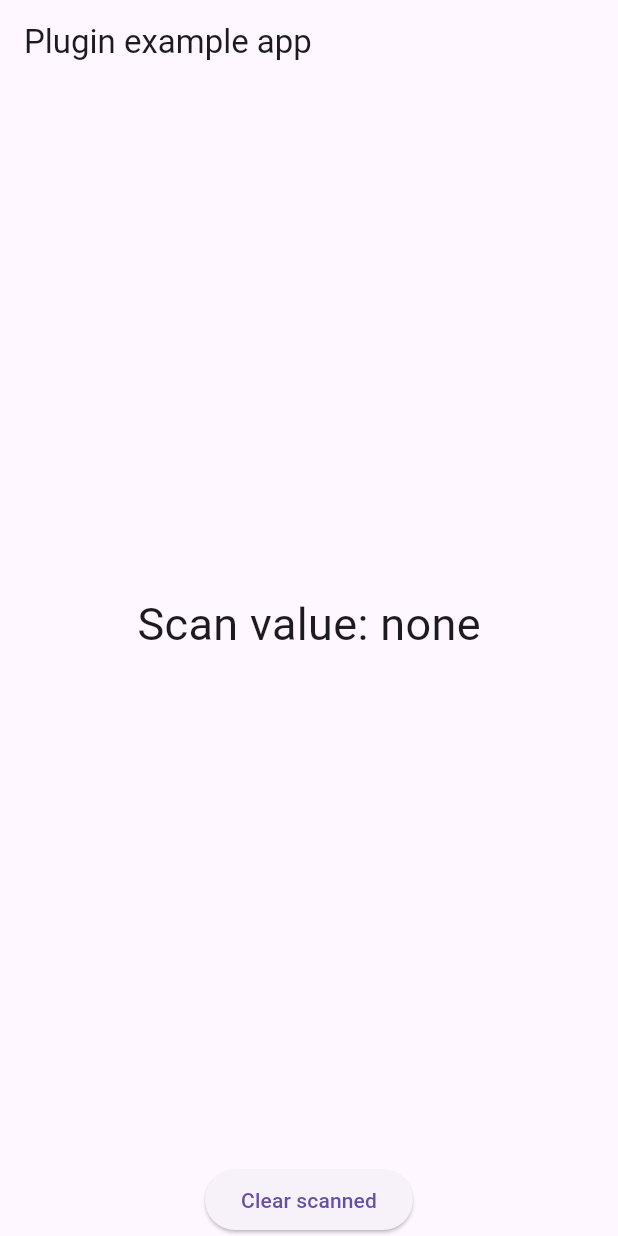
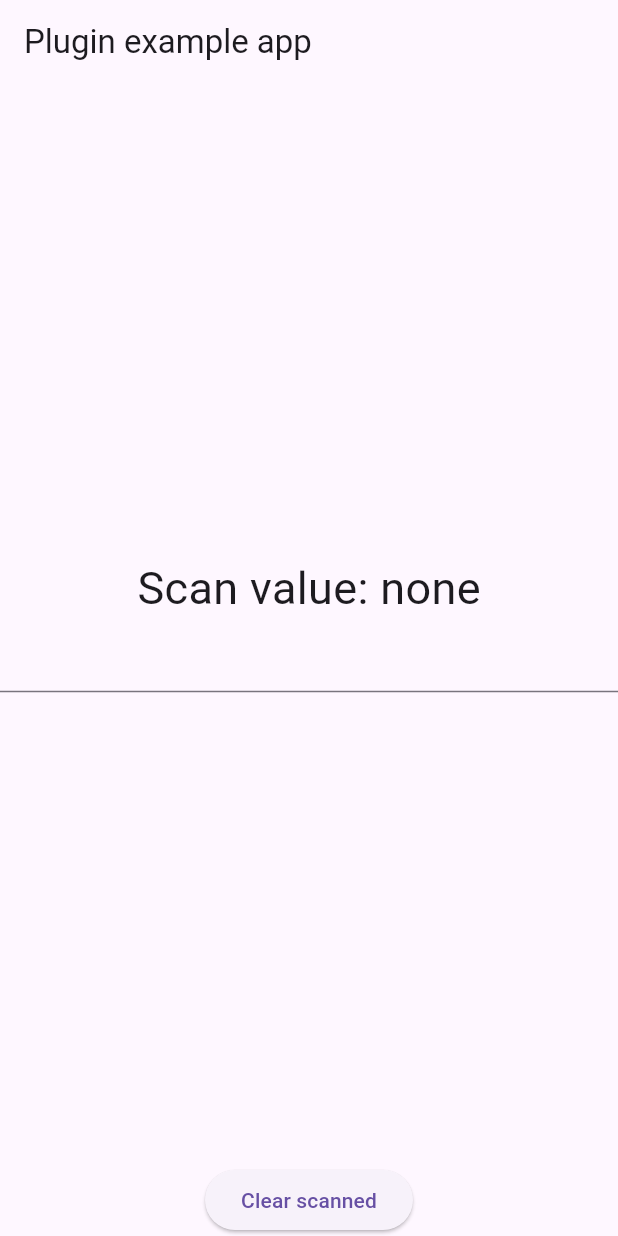
Before and after one commit to FrenkyDema/qrcode_barcode_scanner, a Flutter app: the screen it shows after launch, on a phone screen of 412 x 824 dp. Run offline on Flutter 3.47's test engine with Material 3 defaults, Android fonts, the phone set to English and light mode, and no system bars; our stand-ins replace plugin_platform_interface.

Commit message:
Fix focus
Handling focus lost when there is text field in widget tree

```diff
--- a/example/lib/main.dart
+++ b/example/lib/main.dart
@@ -42,9 +42,17 @@ class _MyAppState extends State<MyApp> {
           children: [
             Expanded(
               child: Center(
-                child: Text(
-                  "Scan value: ${_scanValue ?? 'none'}",
-                  style: const TextStyle(fontSize: 30),
+                child: Column(
+                  mainAxisSize: MainAxisSize.min,
+                  children: [
+                    Text(
+                      "Scan value: ${_scanValue ?? 'none'}",
+                      style: const TextStyle(fontSize: 30),
+                    ),
+                    TextFormField(
+                      keyboardType: TextInputType.text,
+                    ),
+                  ],
                 ),
               ),
             ),
--- a/example/pubspec.yaml
+++ b/example/pubspec.yaml
@@ -27,7 +27,7 @@ dependencies:
 
   # The following adds the Cupertino Icons font to your application.
   # Use with the CupertinoIcons class for iOS style icons.
-  cupertino_icons: ^1.0.6
+  cupertino_icons: ^1.0.8
 
 dev_dependencies:
   integration_test:
@@ -40,7 +40,7 @@ dev_dependencies:
   # activated in the `analysis_options.yaml` file located at the root of your
   # package. See that file for information about deactivating specific lint
   # rules and activating additional ones.
-  flutter_lints: ^3.0.0
+  flutter_lints: ^4.0.0
 
 # For information on the generic Dart part of this file, see the
 # following page: https://dart.dev/tools/pub/pubspec
--- a/pubspec.yaml
+++ b/pubspec.yaml
@@ -15,7 +15,7 @@ dependencies:
 dev_dependencies:
   flutter_test:
     sdk: flutter
-  flutter_lints: ^3.0.1
+  flutter_lints: ^4.0.0
 
 # For information on the generic Dart part of this file, see the
 # following page: https://dart.dev/tools/pub/pubspec
```
Also changed, not shown: lib/qrcode_barcode_scanner.dart (+31 -10 lines), example/pubspec.lock, pubspec.lock, 3 other files.
